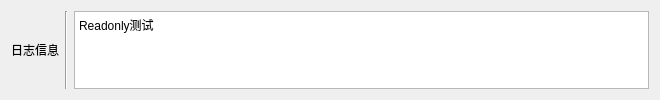
This is GUI/ui/info.ui in Frost-rA9/infusion-companion as Qt 5 draws it before an edit. The edited form follows.
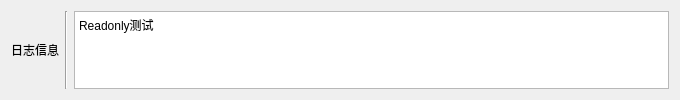
This is the edited form.

Diff of the .ui file:
```diff
--- a/GUI/ui/info.ui
+++ b/GUI/ui/info.ui
@@ -6,19 +6,19 @@
    <rect>
     <x>0</x>
     <y>0</y>
-    <width>660</width>
+    <width>680</width>
     <height>100</height>
    </rect>
   </property>
   <property name="minimumSize">
    <size>
-    <width>660</width>
+    <width>680</width>
     <height>100</height>
    </size>
   </property>
   <property name="maximumSize">
    <size>
-    <width>640</width>
+    <width>680</width>
     <height>16777215</height>
    </size>
   </property>
```
